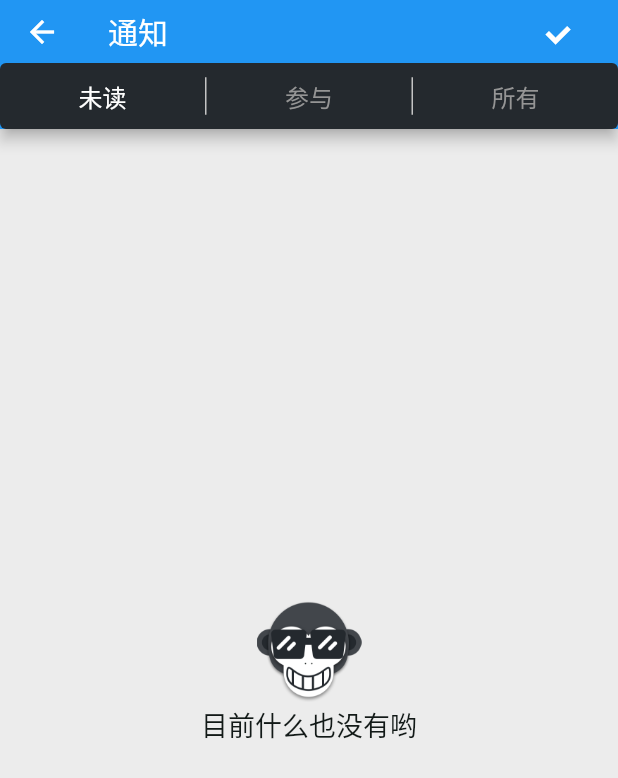
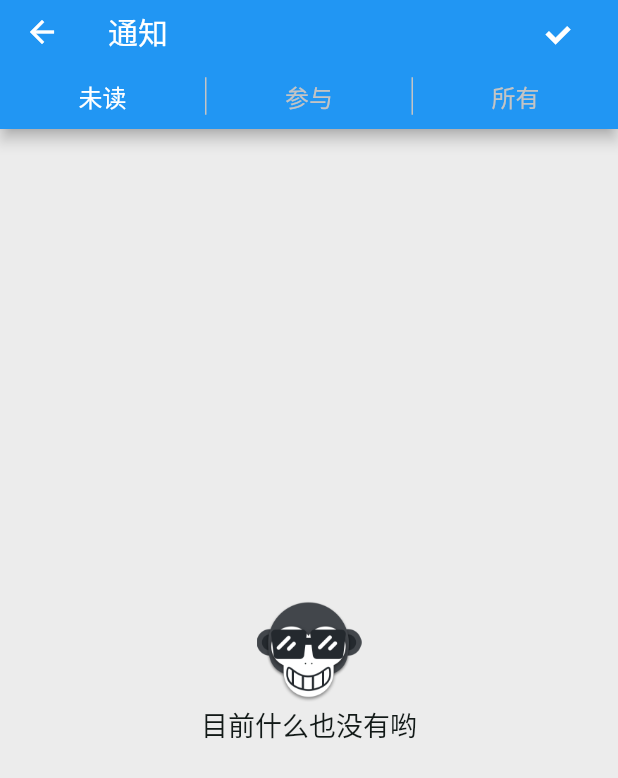
Before and after one commit to CarGuo/gsy_github_app_flutter, a Flutter app: the NotifyPage screen opened directly, after a tap on "未读", on a phone screen of 412 x 824 dp. Shown: the top 778 px of the screen. Run offline on Flutter 3.47's test engine with Material 2 defaults, Android fonts, the phone set to English and light mode, and no system bars; our stand-ins replace connectivity, dio, flutter_markdown, flutter_redux, flutter_slidable, flutter_spinkit and 8 more; missing offline and left inert: flutter_statusbar, flutter_webview_plugin, get_version; accounts and stored records are empty; generated files the repository leaves out were written again; network calls fail; statements that could not run were skipped; project files that could hold a hidden picture were left out.

Commit message:
增加主题切换支持

```diff
--- a/lib/common/style/GSYStyle.dart
+++ b/lib/common/style/GSYStyle.dart
@@ -111,6 +111,11 @@ class GSYConstant {
 
   static const middleSubText = TextStyle(
     color: Color(GSYColors.subTextColor),
+    fontSize: middleTextWhiteSize,
+  );
+
+  static const middleSubLightText = TextStyle(
+    color: Color(GSYColors.subLightTextColor),
     fontSize: middleTextWhiteSize,
   );
 
--- a/lib/page/CodeDetailPage.dart
+++ b/lib/page/CodeDetailPage.dart
@@ -78,7 +78,7 @@ class _CodeDetailPageState extends State<CodeDetailPage> {
               child: new Row(
                 mainAxisAlignment: MainAxisAlignment.center,
                 children: <Widget>[
-                  new SpinKitDoubleBounce(color: Color(GSYColors.primaryValue)),
+                  new SpinKitDoubleBounce(color: Theme.of(context).primaryColor),
                   new Container(width: 10.0),
                   new Container(child: new Text(GSYStrings.loading_text, style: GSYConstant.middleText)),
                 ],
--- a/lib/page/CodeDetailPageWeb.dart
+++ b/lib/page/CodeDetailPageWeb.dart
@@ -85,7 +85,7 @@ class _CodeDetailPageState extends State<CodeDetailPageWeb> {
             child: new Row(
               mainAxisAlignment: MainAxisAlignment.center,
               children: <Widget>[
-                new SpinKitDoubleBounce(color: Color(GSYColors.primaryValue)),
+                new SpinKitDoubleBounce(color: Theme.of(context).primaryColor),
                 new Container(width: 10.0),
                 new Container(child: new Text(GSYStrings.loading_text, style: GSYConstant.middleText)),
               ],
--- a/lib/page/RepositoryDetailPage.dart
+++ b/lib/page/RepositoryDetailPage.dart
@@ -91,8 +91,8 @@ class _RepositoryDetailPageState extends State<RepositoryDetailPage> {
       child: new PopupMenuButton<String>(
         child: new FlatButton(
           onPressed: null,
-          color: Color(GSYColors.primaryValue),
-          disabledColor: Color(GSYColors.primaryValue),
+          color: Theme.of(context).primaryColorDark,
+          disabledColor: Theme.of(context).primaryColorDark,
           child: new GSYIConText(
             Icons.arrow_drop_up,
             data,
--- a/lib/page/RepositoryDetailReadmePage.dart
+++ b/lib/page/RepositoryDetailReadmePage.dart
@@ -90,7 +90,7 @@ class RepositoryDetailReadmePageState extends State<RepositoryDetailReadmePage>
           child: new Row(
             mainAxisAlignment: MainAxisAlignment.center,
             children: <Widget>[
-              new SpinKitDoubleBounce(color: Color(GSYColors.primaryValue)),
+              new SpinKitDoubleBounce(color: Theme.of(context).primaryColor),
               new Container(width: 10.0),
               new Container(child: new Text(GSYStrings.loading_text, style: GSYConstant.middleText)),
             ],
--- a/lib/widget/GSYMarkdownWidget.dart
+++ b/lib/widget/GSYMarkdownWidget.dart
@@ -39,7 +39,7 @@ class GSYMarkdownWidget extends StatelessWidget {
   }
 
   _getStyleSheetDark(BuildContext context) {
-    return _getCommonSheet(context, Theme.of(context).primaryColor).copyWith(
+    return _getCommonSheet(context, Color(GSYColors.primaryValue)).copyWith(
       p: GSYConstant.smallTextWhite,
       h1: GSYConstant.largeLargeTextWhite,
       h2: GSYConstant.largeTextWhiteBold,
@@ -54,7 +54,7 @@ class GSYMarkdownWidget extends StatelessWidget {
   }
 
   _getStyleSheetWhite(BuildContext context) {
-    return _getCommonSheet(context, Theme.of(context).primaryColor).copyWith(
+    return _getCommonSheet(context, Color(GSYColors.primaryValue)).copyWith(
       p: GSYConstant.smallText,
       h1: GSYConstant.largeLargeText,
       h2: GSYConstant.largeTextBold,
--- a/lib/widget/GSYPullLoadWidget.dart
+++ b/lib/widget/GSYPullLoadWidget.dart
@@ -141,7 +141,7 @@ class _GSYPullLoadWidgetState extends State<GSYPullLoadWidget> {
     Widget bottomWidget = (control.needLoadMore)
         ? new Row(mainAxisAlignment: MainAxisAlignment.center, children: <Widget>[
             ///loading框
-            new SpinKitRotatingCircle(color: Color(0xFF24292E)),
+            new SpinKitRotatingCircle(color: Theme.of(context).primaryColor),
             new Container(
               width: 5.0,
             ),
--- a/lib/widget/GSYSearchInputWidget.dart
+++ b/lib/widget/GSYSearchInputWidget.dart
@@ -21,8 +21,8 @@ class GSYSearchInputWidget extends StatelessWidget {
       decoration: new BoxDecoration(
           borderRadius: BorderRadius.all(Radius.circular(4.0)),
           color:  Color(GSYColors.white),
-          border: new Border.all(color: Color(GSYColors.primaryValue), width: 0.3),
-          boxShadow: [BoxShadow(color: Color(GSYColors.primaryDarkValue),  blurRadius: 4.0)]),
+          border: new Border.all(color: Theme.of(context).primaryColor, width: 0.3),
+          boxShadow: [BoxShadow(color: Theme.of(context).primaryColorDark,  blurRadius: 4.0)]),
       padding: new EdgeInsets.only(left: 20.0, top: 12.0, right: 20.0, bottom: 12.0),
       child: new Row(
         children: <Widget>[
@@ -40,7 +40,7 @@ class GSYSearchInputWidget extends StatelessWidget {
               materialTapTargetSize: MaterialTapTargetSize.shrinkWrap,
               padding: const EdgeInsets.only(right: 5.0, left: 10.0),
               constraints: const BoxConstraints(minWidth: 0.0, minHeight: 0.0),
-              child: new Icon(GSYICons.SEARCH, size: 15.0),
+              child: new Icon(GSYICons.SEARCH, size: 15.0, color: Theme.of(context).primaryColorDark,),
               onPressed: onSubmitPressed)
         ],
       ),
--- a/lib/widget/GSYSelectItemWidget.dart
+++ b/lib/widget/GSYSelectItemWidget.dart
@@ -52,7 +52,7 @@ class _GSYSelectItemWidgetState extends State<GSYSelectItemWidget> {
   _GSYSelectItemWidgetState(this.selectItemChanged, this.itemNames, this.elevation, this.margin);
 
   _renderItem(String name, int index) {
-    var style = index == selectIndex ? GSYConstant.middleTextWhite : GSYConstant.middleSubText;
+    var style = index == selectIndex ? GSYConstant.middleTextWhite : GSYConstant.middleSubLightText;
     return new Expanded(
       child: RawMaterialButton(
           materialTapTargetSize: MaterialTapTargetSize.shrinkWrap,
@@ -94,7 +94,7 @@ class _GSYSelectItemWidgetState extends State<GSYSelectItemWidget> {
     return new GSYCardItem(
         elevation: elevation,
         margin: margin,
-        color: Color(GSYColors.primaryValue),
+        color: Theme.of(context).primaryColor,
         shape: new RoundedRectangleBorder(
           borderRadius: BorderRadius.all(Radius.circular(4.0)),
         ),
--- a/lib/widget/ReposHeaderItem.dart
+++ b/lib/widget/ReposHeaderItem.dart
@@ -97,7 +97,7 @@ class ReposHeaderItem extends StatelessWidget {
     return new Column(
       children: <Widget>[
         new GSYCardItem(
-          color: new Color(GSYColors.primaryValue),
+          color: Theme.of(context).primaryColorDark,
           child: new Container(
             ///背景头像
             decoration: new BoxDecoration(
```
Also changed, not shown: lib/widget/UserHeader.dart (+7 -16 lines).
